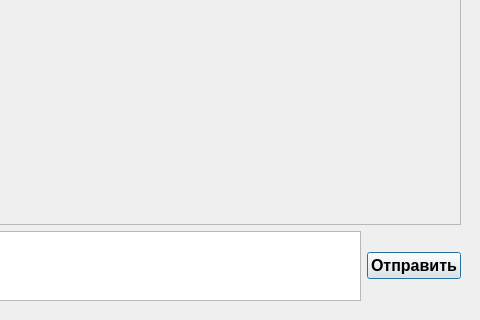
First picture: the form in client/ui/mainwindow.ui, repository DmitryVic/ChatQT, before the edit; both pictures show x 485 to 965 and y 278 to 598 of the 965 by 598 pixel window.
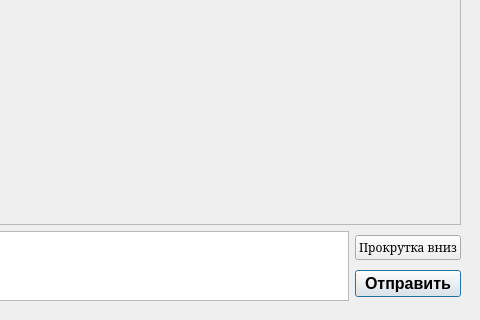
Second picture: the form after the edit. Icons and pictures are not drawn.

Patch:
```diff
--- a/client/ui/mainwindow.ui
+++ b/client/ui/mainwindow.ui
@@ -166,6 +166,27 @@
          </widget>
         </item>
         <item>
+         <layout class="QVBoxLayout" name="verticalLayout_2">
+          <item>
+           <widget class="QPushButton" name="pushButtonDMess">
+            <property name="font">
+             <font>
+              <family>Serif</family>
+              <pointsize>9</pointsize>
+             </font>
+            </property>
+            <property name="cursor">
+             <cursorShape>CrossCursor</cursorShape>
+            </property>
+            <property name="layoutDirection">
+             <enum>Qt::RightToLeft</enum>
+            </property>
+            <property name="text">
+             <string>Прокрутка вниз</string>
+            </property>
+           </widget>
+          </item>
+          <item>
          <widget class="QPushButton" name="messButtonPush">
           <property name="minimumSize">
            <size>
@@ -177,6 +198,7 @@
            <font>
             <family>Arial</family>
             <pointsize>12</pointsize>
+              <weight>75</weight>
             <bold>true</bold>
             <kerning>false</kerning>
            </font>
@@ -215,6 +237,8 @@
            <bool>false</bool>
           </property>
          </widget>
+          </item>
+         </layout>
         </item>
        </layout>
       </item>
```
Left out of the diff: 10 changed lines with no effect on the pictures. Lines whose indentation alone changed are shown as unchanged.
